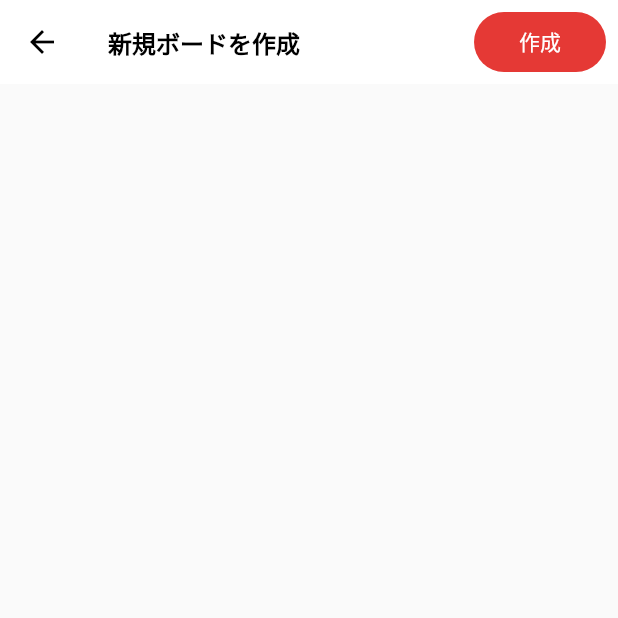
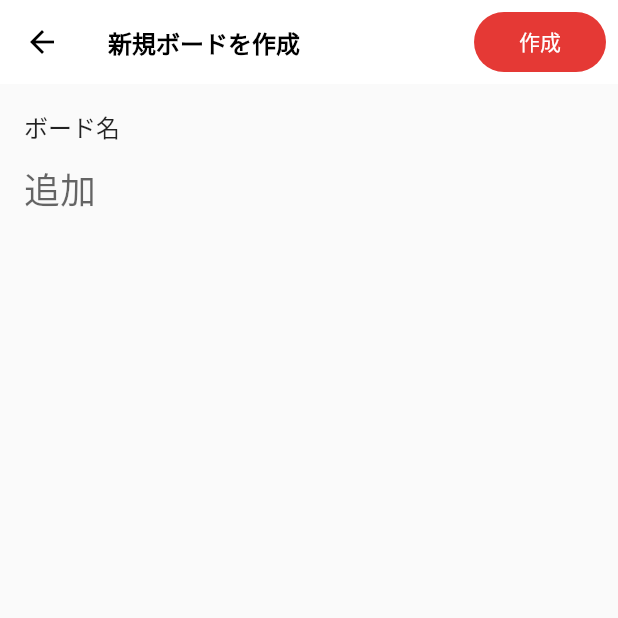
Before and after one commit to teamb-prince/pinterest_prince, a Flutter app: the CreateBoardWidget screen opened by its route, on a phone screen of 412 x 824 dp, the top half of it. Run offline on Flutter 3.47's test engine with Material 2 defaults, Android fonts, the phone set to English and light mode, and no system bars; our stand-ins replace bloc, equatable, flutter_bloc, image_picker, shared_preferences; missing offline and left inert: flutter_inappwebview; accounts and stored records are empty; network calls fail.

Commit message:
add CreateBoardWidget to create new board

```diff
--- a/lib/view/main/boards_list_widget/boards_list_widget.dart
+++ b/lib/view/main/boards_list_widget/boards_list_widget.dart
@@ -95,7 +95,9 @@ class _BoardsListWidgetState extends State<BoardsListWidget> {
           IconButton(
             icon: Icon(Icons.add),
             onPressed: () {
-              Navigator.pushNamed(context, AppRoute.createBoard);
+              Navigator.pushNamed(context, AppRoute.createBoard).then((_) {
+                BlocProvider.of<BoardsListBloc>(context).add(LoadData());
+              });
             },
           ),
         ],
--- a/lib/view/main/create_board_widget/create_board_widget.dart
+++ b/lib/view/main/create_board_widget/create_board_widget.dart
@@ -1,5 +1,13 @@
 import 'package:flutter/material.dart';
+import 'package:flutter_bloc/flutter_bloc.dart';
 import 'package:pintersest_clone/values/app_colors.dart';
+import 'package:pintersest_clone/data/boards_repository.dart';
+import 'package:pintersest_clone/model/board_request_model.dart';
+import 'package:pintersest_clone/app_route.dart';
+import 'package:pintersest_clone/view/main/create_board_widget/bloc/create_board_state.dart';
+
+import 'bloc/create_board_bloc.dart';
+import 'bloc/create_board_event.dart';
 
 class CreateBoardWidget extends StatefulWidget {
   @override
@@ -7,8 +15,24 @@ class CreateBoardWidget extends StatefulWidget {
 }
 
 class _CreateBoardWidgetState extends State<CreateBoardWidget> {
+  final TextEditingController _textEditingController = TextEditingController();
+
   @override
   Widget build(BuildContext context) {
+    return BlocProvider<CreateBoardBloc>(
+      create: (context) =>
+          CreateBoardBloc(context.repository<BoardsRepository>()),
+      child: _buildScreen(context),
+    );
+  }
+
+  Widget _buildScreen(BuildContext context) {
+    return BlocConsumer<CreateBoardBloc, CreateBoardState>(
+        listener: (context, state) {
+      if (state is SuccessState) {
+        Navigator.popUntil(context, ModalRoute.withName(AppRoute.home));
+      }
+    }, builder: (context, state) {
       return Scaffold(
         appBar: AppBar(
           title: const Text('新規ボードを作成',
@@ -21,24 +45,59 @@ class _CreateBoardWidgetState extends State<CreateBoardWidget> {
           backgroundColor: AppColors.white,
           elevation: 0,
           actions: <Widget>[
-          Container(
+            _buildCreateButton(context),
+          ],
+        ),
+        body: _buildTextField(context),
+      );
+    });
+  }
+
+  Widget _buildCreateButton(BuildContext context) {
+    return BlocBuilder<CreateBoardBloc, CreateBoardState>(
+        builder: (context, state) {
+      return Container(
         padding: const EdgeInsets.all(8),
         child: FlatButton(
-              onPressed: () {},
+          onPressed: () {
+            final boardRequest = BoardRequestModel(
+                userId: 'mrypq',
+                name: _textEditingController.text,
+                topicId: '8083e9df-e30e-457f-b853-2bb70fbb025b',
+                description: 'description');
+
+            BlocProvider.of<CreateBoardBloc>(context)
+                .add(SaveBoard(boardRequest));
+          },
           color: AppColors.red,
           shape: RoundedRectangleBorder(
             borderRadius: BorderRadius.circular(24),
           ),
           child: const Text('作成', style: TextStyle(color: AppColors.white)),
         ),
-          )
+      );
+    });
+  }
+
+  Widget _buildTextField(BuildContext context) {
+    return Container(
+      padding: const EdgeInsets.all(16),
+      child: Column(
+        crossAxisAlignment: CrossAxisAlignment.stretch,
+        children: <Widget>[
+          const Text(
+            'ボード名',
+            style: TextStyle(fontSize: 16),
+            textAlign: TextAlign.left,
+          ),
+          TextField(
+            controller: _textEditingController,
+            style: const TextStyle(fontSize: 24),
+            decoration:
+                InputDecoration(border: InputBorder.none, hintText: '追加'),
+          ),
         ],
       ),
-      body: _buildScreen(context),
     );
   }
-
-  Widget _buildScreen(BuildContext context) {
-    return Container();
 }
-}
```
Lines whose indentation alone changed are shown as unchanged.
